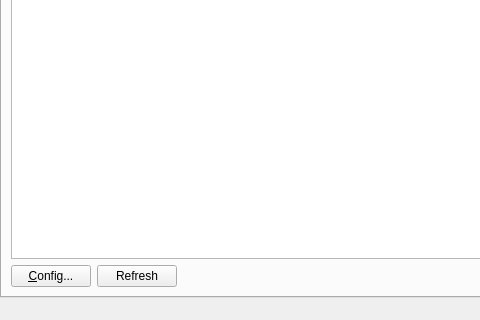
Above: src/main_window.ui from SysAdminDoc/RcloneBrowserNG before the change; both pictures show x 0 to 480 and y 91 to 411 of the 658 by 411 pixel window. Below: the same form after it.
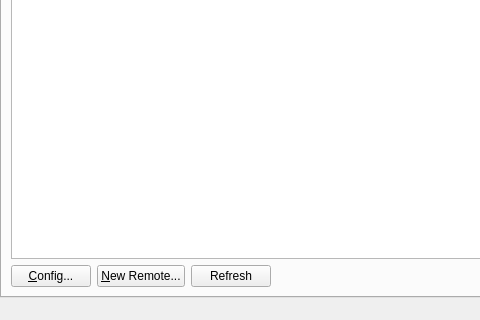
That is the form after the change.

Commit message: feat(config): generate remote provider picker

The edit to the form file:
```diff
--- a/src/main_window.ui
+++ b/src/main_window.ui
@@ -71,6 +71,22 @@
             </property>
            </widget>
           </item>
+          <item>
+           <widget class="QPushButton" name="newRemote">
+            <property name="sizePolicy">
+             <sizepolicy hsizetype="Fixed" vsizetype="Fixed">
+              <horstretch>0</horstretch>
+              <verstretch>0</verstretch>
+             </sizepolicy>
+            </property>
+            <property name="toolTip">
+             <string>&lt;html&gt;&lt;head/&gt;&lt;body&gt;&lt;p&gt;create a new remote using the providers supported by this rclone&lt;/p&gt;&lt;/body&gt;&lt;/html&gt;</string>
+            </property>
+            <property name="text">
+             <string>&amp;New Remote...</string>
+            </property>
+           </widget>
+          </item>
           <item>
            <widget class="QPushButton" name="refresh">
             <property name="text">
```
The commit also changes 8 other files.
